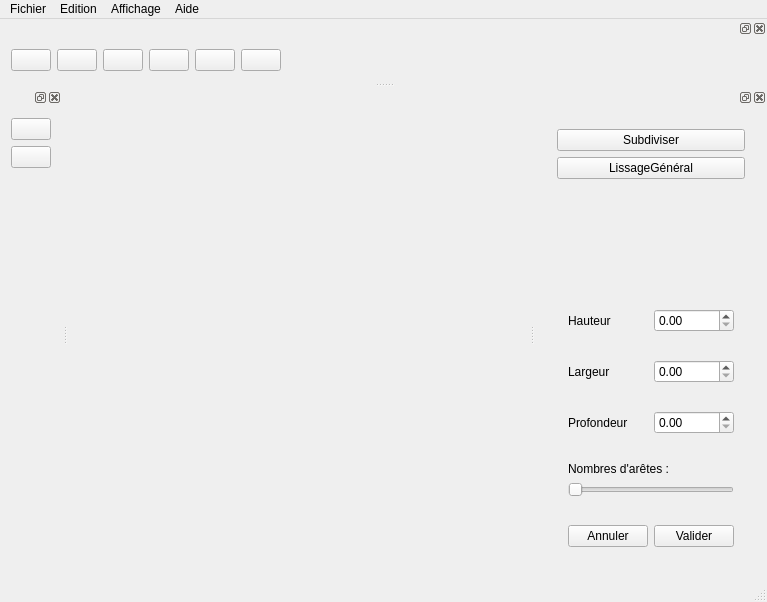
Above: src/gui/mainWindow.ui from slvrgauthier/OpenSculpt before the change. Below: the same form after it.
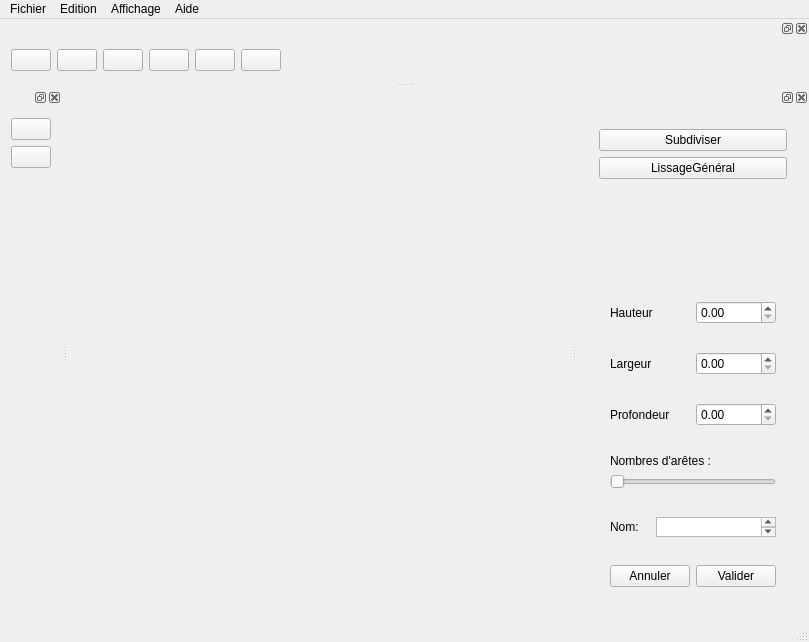
That is the form after the change. Icons and pictures are not drawn. Custom widgets are drawn as their Qt base class.

Commit message: Systeme de hiérarchie implémenté ( reste à le rendre clivable)

What changed in the file:
```diff
--- a/src/gui/mainWindow.ui
+++ b/src/gui/mainWindow.ui
@@ -6,18 +6,18 @@
    <rect>
     <x>0</x>
     <y>0</y>
-    <width>767</width>
-    <height>602</height>
+    <width>809</width>
+    <height>642</height>
    </rect>
   </property>
   <property name="windowTitle">
    <string>OpenSculpt</string>
   </property>
   <widget class="QWidget" name="centralWidget">
-   <layout class="QHBoxLayout" name="horizontalLayout_5">
+   <layout class="QVBoxLayout" name="verticalLayout_9">
     <item>
      <widget class="QWidget" name="widget_2" native="true">
-      <layout class="QVBoxLayout" name="verticalLayout">
+      <layout class="QHBoxLayout" name="horizontalLayout_5">
        <item>
         <widget class="GLWidget" name="widgetfenetre" native="true">
          <property name="enabled">
@@ -40,7 +40,7 @@
     <rect>
      <x>0</x>
      <y>0</y>
-     <width>767</width>
+     <width>809</width>
      <height>22</height>
     </rect>
    </property>
@@ -194,6 +194,29 @@
           </layout>
          </widget>
         </item>
+        <item>
+         <widget class="QWidget" name="widgetName" native="true">
+          <layout class="QHBoxLayout" name="horizontalLayout_7">
+           <item>
+            <widget class="QLabel" name="name">
+             <property name="text">
+              <string>Nom:</string>
+             </property>
+            </widget>
+           </item>
+           <item>
+            <widget class="QTextEdit" name="textEditName">
+             <property name="maximumSize">
+              <size>
+               <width>120</width>
+               <height>20</height>
+              </size>
+             </property>
+            </widget>
+           </item>
+          </layout>
+         </widget>
+        </item>
         <item>
          <widget class="QWidget" name="widgetvalid" native="true">
           <layout class="QHBoxLayout" name="horizontalLayout_6">
@@ -265,7 +288,7 @@
        <property name="sizeHint" stdset="0">
         <size>
          <width>20</width>
-         <height>40</height>
+         <height>278</height>
         </size>
        </property>
       </spacer>
```
Left out of the diff: 3 changed lines with no effect on the pictures. The commit also changes 2 other files.
